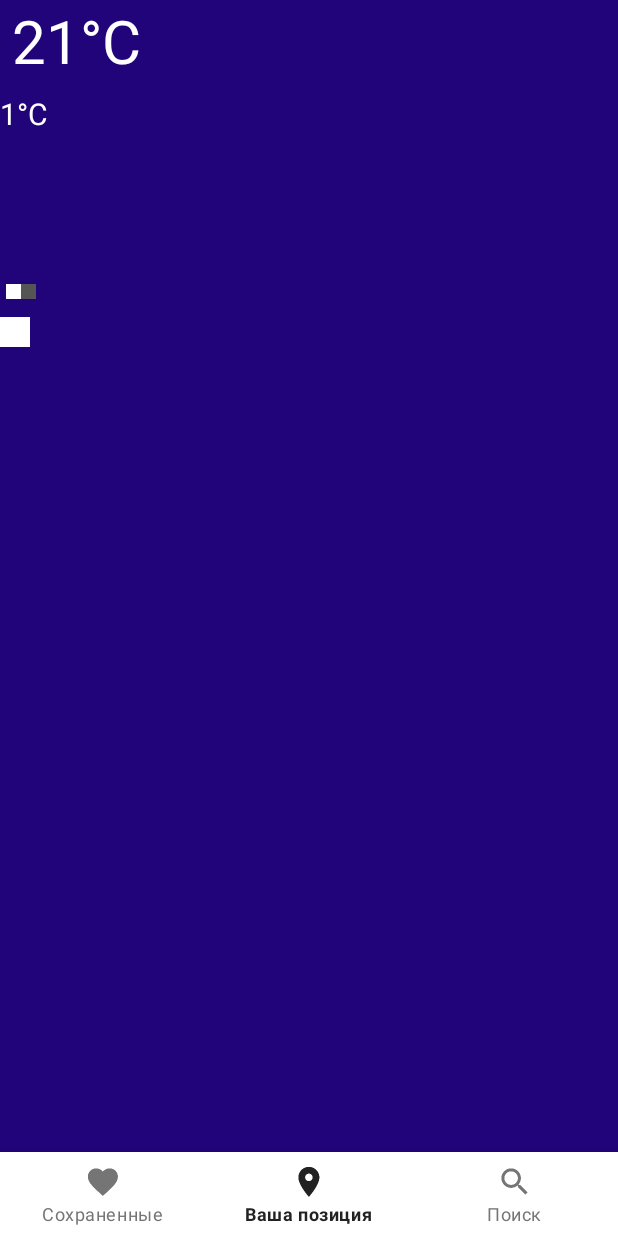
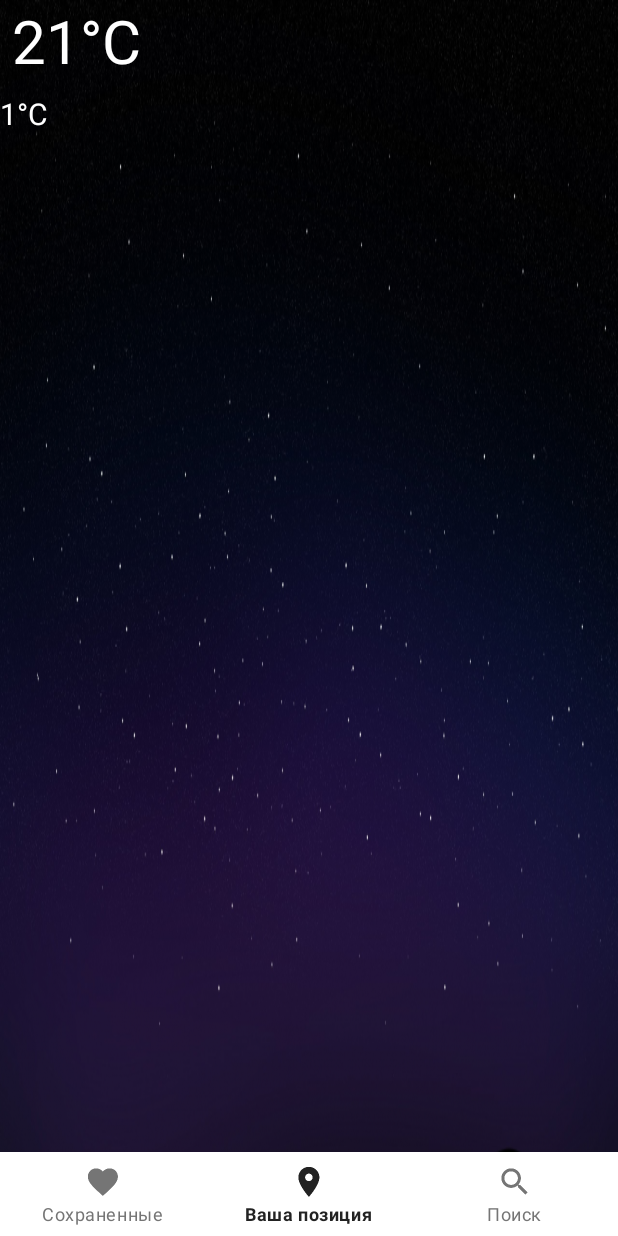
Before and after one commit to vldrshv/android_forecast, an Android app: the screen it shows after launch (MainActivity), on a phone screen of 412 x 824 dp. Run offline under Robolectric (Android 15) with nearby library versions, the phone set to English and light mode, and no system bars; libraries missing offline, so code that uses them is left out: bg.devlabs.transitioner; 5 statements that could not run were skipped.

Commit message:
added background to current location

```diff
--- a/Forecast/app/build.gradle
+++ b/Forecast/app/build.gradle
@@ -29,7 +29,7 @@ dependencies {
     implementation "org.jetbrains.kotlin:kotlin-stdlib-jdk7:$kotlin_version"
     //noinspection GradleCompatible
 //    implementation 'com.android.support:appcompat-v7:28.0.0'
-    implementation 'com.android.support.constraint:constraint-layout:1.1.3'
+    implementation 'androidx.constraintlayout:constraintlayout:1.1.3'
     implementation 'com.google.android.material:material:1.0.0'
 
     testImplementation 'junit:junit:4.12'
--- a/Forecast/app/src/main/java/com/example/vldrshv/forecast/CurrentLocationsF.kt
+++ b/Forecast/app/src/main/java/com/example/vldrshv/forecast/CurrentLocationsF.kt
@@ -2,14 +2,12 @@ package com.example.vldrshv.forecast
 
 import android.os.Bundle
 import android.os.Handler
-import android.util.Log
 import android.view.*
 import android.view.animation.AccelerateDecelerateInterpolator
 import android.view.animation.BounceInterpolator
 import androidx.fragment.app.Fragment
 import bg.devlabs.transitioner.Transitioner
 import kotlinx.android.synthetic.main.current_locations_fragment.*
-import java.io.IOException
 
 
 class CurrentLocationsF : Fragment() {
@@ -25,7 +23,7 @@ class CurrentLocationsF : Fragment() {
             transition.duration = 5
             transition.interpolator = AccelerateDecelerateInterpolator()
             button.setOnClickListener {
-                transition.animateTo(percent = 0f, duration = 2000, interpolator = BounceInterpolator())
+                transition.animateTo(percent = 0f, duration = 2000)//, interpolator = BounceInterpolator())
             }
 
 //            val size = Point()
--- a/Forecast/app/src/main/res/layout/current_locations_fragment.xml
+++ b/Forecast/app/src/main/res/layout/current_locations_fragment.xml
@@ -1,5 +1,4 @@
-<?xml version="1.0" encoding="utf-8"?>
-<!--
+<?xml version="1.0" encoding="utf-8"?><!--
 <LinearLayout
     xmlns:android="http://schemas.android.com/apk/res/android"
     xmlns:app="http://schemas.android.com/apk/res-auto"
@@ -295,17 +294,25 @@
     xmlns:tools="http://schemas.android.com/tools"
     android:id="@+id/screen"
     android:layout_width="match_parent"
-    android:layout_height="match_parent"
-    android:orientation="vertical">
+    android:layout_height="match_parent">
 
     <LinearLayout
         android:id="@+id/ending_view"
         android:layout_width="match_parent"
         android:layout_height="wrap_content"
         android:alpha="0.01"
-        android:background="@color/colorMenuNotSelected"
         android:orientation="vertical"
-        android:tag="starting_view">
+        android:padding="8dp"
+        android:tag="starting_view"
+        tools:layout_editor_absoluteX="8dp">
+
+        <LinearLayout
+            android:id="@+id/linearLayout"
+            android:layout_width="match_parent"
+            android:layout_height="match_parent"
+            android:orientation="vertical"
+            tools:layout_editor_absoluteX="8dp"
+            tools:layout_editor_absoluteY="8dp">
 
             <TextView
                 android:id="@+id/text3"
@@ -328,26 +335,17 @@
                 android:textColor="#ddd"
                 android:textSize="20dp" />
 
-
-        <View
-            android:layout_width="20dp"
-            android:layout_height="20dp"
-            android:layout_marginEnd="16dp"
-            android:layout_marginBottom="8dp"
-            android:background="#444"
-            android:tag="view" />
-
-
+        </LinearLayout>
     </LinearLayout>
 
     <LinearLayout
         android:id="@+id/starting_view"
         android:layout_width="match_parent"
         android:layout_height="match_parent"
-        android:background="#210479"
         android:orientation="vertical"
         android:tag="starting_view"
         android:visibility="visible"
+        android:background="@drawable/background"
         tools:layout_editor_absoluteX="8dp"
         tools:layout_editor_absoluteY="8dp">
 
@@ -374,31 +372,6 @@
             android:textColor="#fff"
             android:textSize="20dp" />
 
-        <LinearLayout
-            android:layout_width="wrap_content"
-            android:layout_height="wrap_content"
-            android:layout_margin="4dp"
-            android:layout_marginTop="8dp">
-
-            <View
-                android:layout_width="10dp"
-                android:layout_height="10dp"
-                android:background="#fff" />
-
-            <View
-                android:layout_width="10dp"
-                android:layout_height="10dp"
-                android:background="#555" />
-        </LinearLayout>
-
-
-        <View
-            android:layout_width="20dp"
-            android:layout_height="20dp"
-            android:layout_marginTop="8dp"
-            android:layout_marginEnd="8dp"
-            android:background="#fff"
-            android:tag="view" />
     </LinearLayout>
 
     <Button
@@ -408,7 +381,7 @@
         android:layout_marginStart="8dp"
         android:layout_marginTop="8dp"
         android:backgroundTint="#fff"
-        android:text="Animate"
+        android:text="Expand"
         android:textColor="#210479"
         app:layout_constraintStart_toStartOf="parent"
         app:layout_constraintTop_toBottomOf="@+id/starting_view" />
```
Also changed, not shown: Forecast/app/src/main/res/drawable/background.png (added). Lines whose indentation alone changed are shown as unchanged.
